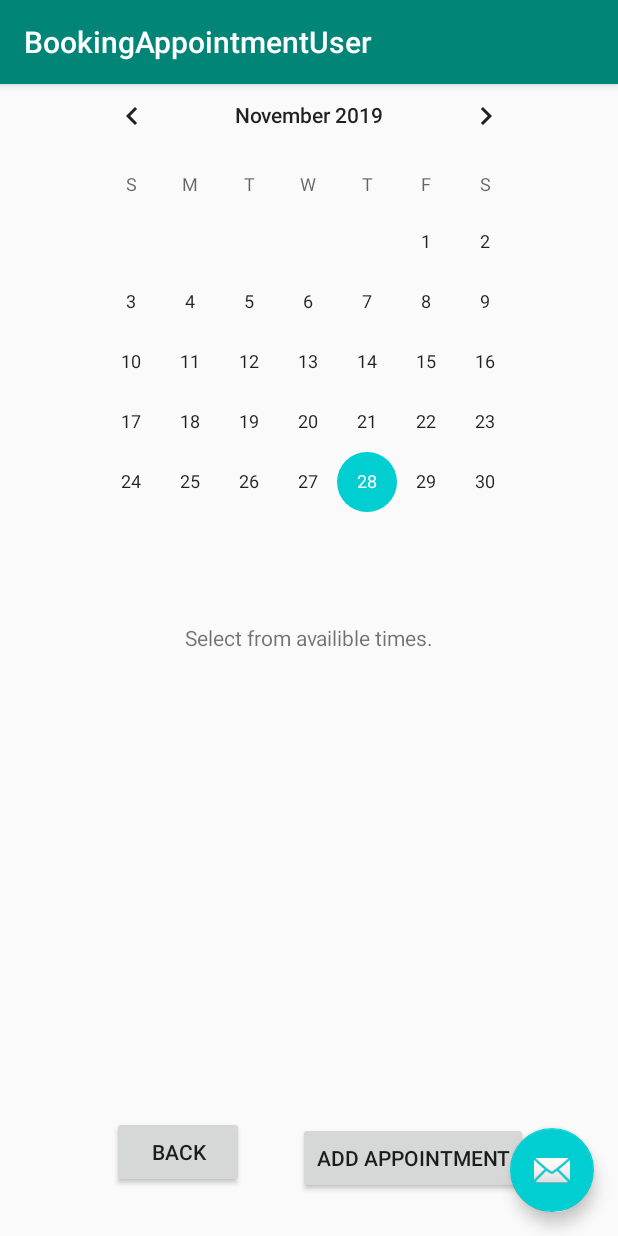
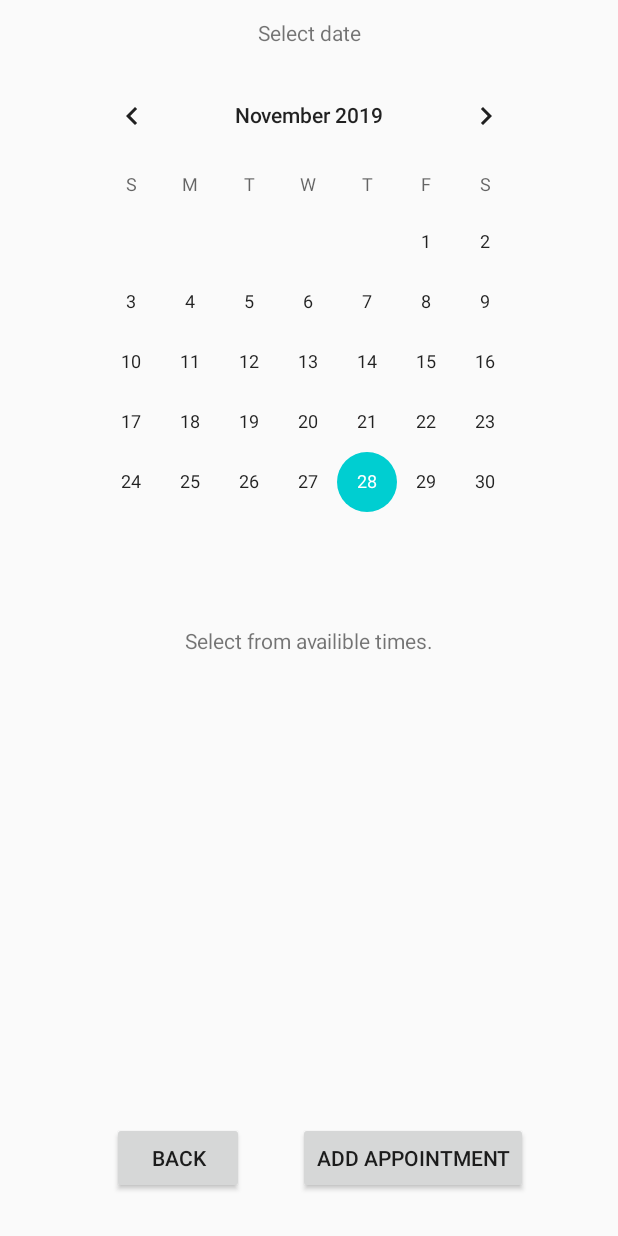
Before and after one commit to skaus37/Skip_the_Waiting_Room, an Android app: the BookingAppointmentUser screen opened directly, with no data from a screen before it, on a phone screen of 412 x 824 dp. Run offline under Robolectric (Android 15) with nearby library versions, the phone set to English and light mode, and no system bars.

Commit message:
refactor booking activity

```diff
--- a/app/src/main/java/com/example/myapplication/BookingAppointmentUser.java
+++ b/app/src/main/java/com/example/myapplication/BookingAppointmentUser.java
@@ -8,14 +8,10 @@ import com.google.android.material.snackbar.Snackbar;
 import androidx.appcompat.app.AppCompatActivity;
 import androidx.appcompat.widget.Toolbar;
 
-import android.util.Log;
 import android.view.View;
 import android.widget.CalendarView;
-import android.widget.Toast;
 
-import java.text.SimpleDateFormat;
 import java.util.Calendar;
-import java.util.Date;
 
 
 public class BookingAppointmentUser extends AppCompatActivity {
@@ -35,17 +31,10 @@ public class BookingAppointmentUser extends AppCompatActivity {
     protected void onCreate(Bundle savedInstanceState) {
         super.onCreate(savedInstanceState);
         setContentView(R.layout.activity_booking_appointment_user);
-        Toolbar toolbar = findViewById(R.id.toolbar);
-        setSupportActionBar(toolbar);
 
-        FloatingActionButton fab = findViewById(R.id.fab);
-        fab.setOnClickListener(new View.OnClickListener() {
-            @Override
-            public void onClick(View view) {
-                Snackbar.make(view, "Replace with your own action", Snackbar.LENGTH_LONG)
-                        .setAction("Action", null).show();
-            }
-        });
+
+
+
     }
 
     //takes information from the selected day of the week and initialize startHour, endHour etc....
--- a/app/src/main/res/layout/activity_booking_appointment_user.xml
+++ b/app/src/main/res/layout/activity_booking_appointment_user.xml
@@ -1,33 +1,86 @@
 <?xml version="1.0" encoding="utf-8"?>
-<androidx.coordinatorlayout.widget.CoordinatorLayout xmlns:android="http://schemas.android.com/apk/res/android"
+<androidx.constraintlayout.widget.ConstraintLayout xmlns:android="http://schemas.android.com/apk/res/android"
     xmlns:app="http://schemas.android.com/apk/res-auto"
     xmlns:tools="http://schemas.android.com/tools"
     android:layout_width="match_parent"
     android:layout_height="match_parent"
     tools:context=".BookingAppointmentUser">
 
-    <com.google.android.material.appbar.AppBarLayout
-        android:layout_width="match_parent"
-        android:layout_height="wrap_content"
-        android:theme="@style/AppTheme.AppBarOverlay">
+    <CalendarView
+        android:id="@+id/calendarView"
+        android:layout_width="316dp"
+        android:layout_height="307dp"
+        android:layout_marginTop="12dp"
+        app:layout_constraintEnd_toEndOf="parent"
+        app:layout_constraintHorizontal_bias="0.503"
+        app:layout_constraintStart_toStartOf="parent"
+        app:layout_constraintTop_toBottomOf="@+id/textView5" />
 
-        <androidx.appcompat.widget.Toolbar
-            android:id="@+id/toolbar"
+    <ScrollView
+        android:id="@+id/scrollView2"
+        android:layout_width="316dp"
+        android:layout_height="219dp"
+        android:layout_marginEnd="44dp"
+        android:layout_marginBottom="100dp"
+        app:layout_constraintBottom_toBottomOf="parent"
+        app:layout_constraintEnd_toEndOf="parent"
+        app:layout_constraintHorizontal_bias="1.0"
+        app:layout_constraintStart_toStartOf="parent">
+
+        <LinearLayout
+            android:id="@+id/layoutBooking"
             android:layout_width="match_parent"
-            android:layout_height="?attr/actionBarSize"
-            android:background="?attr/colorPrimary"
-            app:popupTheme="@style/AppTheme.PopupOverlay" />
+            android:layout_height="wrap_content"
+            android:orientation="vertical">
 
-    </com.google.android.material.appbar.AppBarLayout>
+            <RadioGroup
+                android:layout_width="match_parent"
+                android:layout_height="match_parent" />
+        </LinearLayout>
+    </ScrollView>
 
-    <include layout="@layout/content_booking_appointment_user" />
-
-    <com.google.android.material.floatingactionbutton.FloatingActionButton
-        android:id="@+id/fab"
+    <TextView
+        android:id="@+id/textView2"
         android:layout_width="wrap_content"
         android:layout_height="wrap_content"
-        android:layout_gravity="bottom|end"
-        android:layout_margin="@dimen/fab_margin"
-        app:srcCompat="@android:drawable/ic_dialog_email" />
+        android:layout_marginTop="14dp"
+        android:layout_marginBottom="16dp"
+        android:text="Select from availible times."
+        app:layout_constraintBottom_toTopOf="@+id/scrollView2"
+        app:layout_constraintEnd_toEndOf="parent"
+        app:layout_constraintStart_toStartOf="parent"
+        app:layout_constraintTop_toBottomOf="@+id/calendarView" />
 
-</androidx.coordinatorlayout.widget.CoordinatorLayout>
+    <TextView
+        android:id="@+id/textView5"
+        android:layout_width="wrap_content"
+        android:layout_height="wrap_content"
+        android:layout_marginTop="12dp"
+        android:text="Select date"
+        app:layout_constraintEnd_toEndOf="parent"
+        app:layout_constraintStart_toStartOf="parent"
+        app:layout_constraintTop_toTopOf="parent" />
+
+    <Button
+        android:id="@+id/button"
+        android:layout_width="wrap_content"
+        android:layout_height="wrap_content"
+        android:layout_marginTop="24dp"
+        android:layout_marginEnd="60dp"
+        android:text="Add appointment"
+        app:layout_constraintEnd_toEndOf="parent"
+        app:layout_constraintTop_toBottomOf="@+id/scrollView2" />
+
+    <Button
+        android:id="@+id/backButton"
+        android:layout_width="wrap_content"
+        android:layout_height="wrap_content"
+        android:layout_marginTop="24dp"
+        android:layout_marginEnd="36dp"
+        android:text="Back"
+        app:layout_constraintEnd_toStartOf="@+id/button"
+        app:layout_constraintHorizontal_bias="1.0"
+        app:layout_constraintStart_toStartOf="parent"
+        app:layout_constraintTop_toBottomOf="@+id/scrollView2" />
+
+</androidx.constraintlayout.widget.ConstraintLayout>
--- a/app/src/main/res/layout/content_booking_appointment_user.xml
+++ /dev/null
@@ -1,83 +0,0 @@
-<?xml version="1.0" encoding="utf-8"?>
-<androidx.constraintlayout.widget.ConstraintLayout xmlns:android="http://schemas.android.com/apk/res/android"
-    xmlns:app="http://schemas.android.com/apk/res-auto"
-    xmlns:tools="http://schemas.android.com/tools"
-    android:layout_width="match_parent"
-    android:layout_height="match_parent"
-    tools:context=".BookingAppointmentUser">
-
-    <CalendarView
-        android:id="@+id/calendarView"
-        android:layout_width="316dp"
-        android:layout_height="307dp"
-        android:layout_marginTop="12dp"
-        app:layout_constraintEnd_toEndOf="parent"
-        app:layout_constraintHorizontal_bias="0.503"
-        app:layout_constraintStart_toStartOf="parent"
-        app:layout_constraintTop_toBottomOf="@+id/textView5" />
-
-    <ScrollView
-        android:id="@+id/scrollView2"
-        android:layout_width="316dp"
-        android:layout_height="219dp"
-        android:layout_marginBottom="104dp"
-        app:layout_constraintBottom_toBottomOf="parent"
-        tools:layout_editor_absoluteX="45dp">
-
-        <LinearLayout
-            android:id="@+id/layoutBooking"
-            android:layout_width="match_parent"
-            android:layout_height="wrap_content"
-            android:orientation="vertical">
-
-            <RadioGroup
-                android:layout_width="match_parent"
-                android:layout_height="match_parent" />
-        </LinearLayout>
-    </ScrollView>
-
-    <TextView
-        android:id="@+id/textView2"
-        android:layout_width="wrap_content"
-        android:layout_height="wrap_content"
-        android:layout_marginTop="14dp"
-        android:layout_marginBottom="16dp"
-        android:text="Select from availible times."
-        app:layout_constraintBottom_toTopOf="@+id/scrollView2"
-        app:layout_constraintEnd_toEndOf="parent"
-        app:layout_constraintStart_toStartOf="parent"
-        app:layout_constraintTop_toBottomOf="@+id/calendarView" />
-
-    <TextView
-        android:id="@+id/textView5"
-        android:layout_width="wrap_content"
-        android:layout_height="wrap_content"
-        android:layout_marginTop="12dp"
-        android:text="Select date"
-        app:layout_constraintEnd_toEndOf="parent"
-        app:layout_constraintStart_toStartOf="parent"
-        app:layout_constraintTop_toTopOf="parent" />
-
-    <Button
-        android:id="@+id/button"
-        android:layout_width="wrap_content"
-        android:layout_height="wrap_content"
-        android:layout_marginTop="28dp"
-        android:layout_marginEnd="60dp"
-        android:text="Add appointment"
-        app:layout_constraintEnd_toEndOf="parent"
-        app:layout_constraintTop_toBottomOf="@+id/scrollView2" />
-
-    <Button
-        android:id="@+id/backButton"
-        android:layout_width="wrap_content"
-        android:layout_height="wrap_content"
-        android:layout_marginTop="24dp"
-        android:layout_marginEnd="36dp"
-        android:text="Back"
-        app:layout_constraintEnd_toStartOf="@+id/button"
-        app:layout_constraintHorizontal_bias="1.0"
-        app:layout_constraintStart_toStartOf="parent"
-        app:layout_constraintTop_toBottomOf="@+id/scrollView2" />
-
-</androidx.constraintlayout.widget.ConstraintLayout>
```
